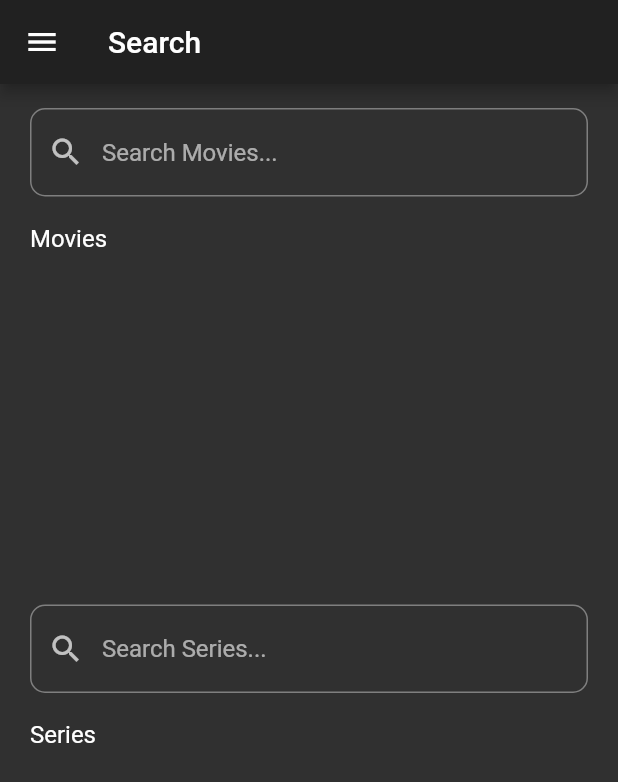
After one commit to it-one-mm/flutter_movie_client_app_online, a Flutter app: the SearchScreen screen opened by its route, on a phone screen of 412 x 824 dp. The commit adds this screen. Shown: the top 782 px of the screen. Run offline on Flutter 3.47's test engine with Material 2 defaults, Android fonts, the phone set to English and light mode, and no system bars; our stand-ins replace cloud_firestore, firebase_core, get_it; accounts and stored records are empty; statements that could not run were skipped.

Commit message:
building search screen

```diff
--- a/lib/config/my_router.dart
+++ b/lib/config/my_router.dart
@@ -1,6 +1,7 @@
 import 'package:flutter/material.dart';
-import 'package:movie_client_app/models/genre.dart';
-import 'package:movie_client_app/screens/genre_screen.dart';
+import '../models/genre.dart';
+import '../screens/genre_screen.dart';
+import '../screens/search_screen.dart';
 import '../screens/home_screen.dart';
 import '../screens/movies_screen.dart';
 import '../screens/series_screen.dart';
@@ -12,6 +13,7 @@ class MyRouter {
   static const String MOVIES_SCREEN = 'movies_screen';
   static const String SERIES_SCREEN = 'series_screen';
   static const String GENRE_SCREEN = 'genre_screen';
+  static const String SEARCH_SCREEN = 'search_screen';
 
   static RouteSettings _settings;
 
@@ -33,6 +35,8 @@ class MyRouter {
         return _buildRoute(MoviesScreen());
       case SERIES_SCREEN:
         return _buildRoute(SeriesScreen());
+      case SEARCH_SCREEN:
+        return _buildRoute(SearchScreen());
       case GENRE_SCREEN:
         final Genre genre = _settings?.arguments;
         return _buildRoute(GenreScreen(genre: genre));
--- a/lib/screens/home_screen.dart
+++ b/lib/screens/home_screen.dart
@@ -1,6 +1,6 @@
 import 'package:flutter/material.dart';
-import 'package:movie_client_app/config/my_router.dart';
 import 'package:provider/provider.dart';
+import '../config/my_router.dart';
 import '../widgets/my_card.dart';
 import '../widgets/title_tile.dart';
 import '../widgets/my_drawer.dart';
@@ -24,7 +24,9 @@ class HomeScreen extends StatelessWidget {
             ),
             SliverToBoxAdapter(
               child: TitleTile(
-                onPressed: () {},
+                onPressed: () {
+                  Navigator.pushNamed(context, MyRouter.MOVIES_SCREEN);
+                },
                 title: 'Latest Movies',
               ),
             ),
@@ -54,7 +56,9 @@ class HomeScreen extends StatelessWidget {
             ),
             SliverToBoxAdapter(
               child: TitleTile(
-                onPressed: () {},
+                onPressed: () {
+                  Navigator.pushNamed(context, MyRouter.SERIES_SCREEN);
+                },
                 title: 'Latest Series',
               ),
             ),
--- /dev/null
+++ b/lib/screens/search_screen.dart
@@ -0,0 +1,286 @@
+import 'package:flutter/material.dart';
+import 'package:provider/provider.dart';
+import '../widgets/my_image_card.dart';
+import '../models/movie.dart';
+import '../models/series.dart';
+import '../utils/constants.dart';
+import '../widgets/my_drawer.dart';
+
+class SearchScreen extends StatefulWidget {
+  @override
+  _SearchScreenState createState() => _SearchScreenState();
+}
+
+class _SearchScreenState extends State<SearchScreen> {
+  static const double _topSearchBarPadding = 16.0;
+
+  final _movieSearchController = TextEditingController();
+  final _seriesSearchController = TextEditingController();
+
+  List<Movie> _filteredMoviesList = [];
+  bool _movieNotFound = false;
+  List<Series> _filteredSeriesList = [];
+  bool _seriesNotFound = false;
+
+  @override
+  void initState() {
+    super.initState();
+
+    _init();
+  }
+
+  void _init() {
+    final fsMoviesList = context.read<List<Movie>>();
+    _filteredMoviesList = [...fsMoviesList];
+
+    final fsSeriesList = context.read<List<Series>>();
+    _filteredSeriesList = [...fsSeriesList];
+  }
+
+  @override
+  void dispose() {
+    _movieSearchController.dispose();
+    _seriesSearchController.dispose();
+
+    super.dispose();
+  }
+
+  InputDecoration _buildSearchInputDecoration() {
+    return InputDecoration(
+      hintText: 'Search...',
+      border: OutlineInputBorder(
+        borderRadius: BorderRadius.all(Radius.circular(10.0)),
+      ),
+      prefixIcon: Icon(Icons.search),
+    );
+  }
+
+  Container _buildHorizontalListView(
+      {int itemCount, @required IndexedWidgetBuilder itemBuilder}) {
+    assert(itemCount == null || itemCount >= 0);
+    assert(itemBuilder != null);
+
+    return Container(
+      constraints: BoxConstraints(
+        minHeight: 180.0,
+        maxHeight: 200.0,
+      ),
+      child: ListView.builder(
+        scrollDirection: Axis.horizontal,
+        itemCount: itemCount,
+        itemBuilder: itemBuilder,
+      ),
+    );
+  }
+
+  Container _buildListItem({
+    @required int index,
+    @required int length,
+    @required String imageUrl,
+    @required String title,
+    Function onTap,
+  }) {
+    assert(index != null);
+    assert(length != null);
+    assert(imageUrl != null);
+    assert(title != null);
+
+    return Container(
+      margin: EdgeInsets.only(
+        left: index == 0 ? kLeftScreenSpace : kCardSpacing,
+        right: length - 1 == index ? kLeftScreenSpace : 0,
+      ),
+      width: kCardWidth,
+      child: Column(
+        mainAxisSize: MainAxisSize.min,
+        crossAxisAlignment: CrossAxisAlignment.start,
+        children: [
+          GestureDetector(
+            onTap: onTap,
+            child: Container(
+              height: kCardHeight,
+              child: MyImageCard(
+                imageUrl: imageUrl,
+              ),
+            ),
+          ),
+          SizedBox(
+            height: 5,
+          ),
+          Container(
+            padding: const EdgeInsets.only(left: 2.0),
+            child: Text(
+              title,
+              overflow: TextOverflow.ellipsis,
+              maxLines: 2,
+            ),
+          ),
+        ],
+      ),
+    );
+  }
+
+  @override
+  Widget build(BuildContext context) {
+    return Scaffold(
+      appBar: AppBar(
+        title: Text('Search'),
+      ),
+      drawer: MyDrawer(),
+      body: SafeArea(
+        child: SingleChildScrollView(
+          padding: EdgeInsets.only(bottom: kBottomScreenSpace),
+          child: Column(
+            children: [
+              Padding(
+                padding: const EdgeInsets.only(
+                  top: _topSearchBarPadding,
+                  left: kLeftScreenSpace,
+                  right: kLeftScreenSpace,
+                ),
+                child: TextFormField(
+                  controller: _movieSearchController,
+                  autocorrect: false,
+                  textCapitalization: TextCapitalization.none,
+                  decoration: _buildSearchInputDecoration().copyWith(
+                    hintText: 'Search Movies...',
+                    suffixIcon: _movieSearchController.text.trim().isEmpty
+                        ? null
+                        : GestureDetector(
+                            onTap: () {
+                              _movieSearchController.text = '';
+
+                              final fsMoviesList = context.read<List<Movie>>();
+                              _filteredMoviesList = [...fsMoviesList];
+                              _movieNotFound = false;
+
+                              setState(() {});
+                            },
+                            child: Icon(Icons.clear),
+                          ),
+                  ),
+                  onChanged: (val) {
+                    final fsMoviesList = context.read<List<Movie>>();
+
+                    if (val.trim().isNotEmpty) {
+                      _filteredMoviesList = [...fsMoviesList]
+                          .where((movie) => movie.title
+                              .toLowerCase()
+                              .startsWith(val.trim().toLowerCase()))
+                          .toList();
+
+                      if (_filteredMoviesList.length == 0)
+                        _movieNotFound = true;
+                      else
+                        _movieNotFound = false;
+                    } else {
+                      _filteredMoviesList = [...fsMoviesList];
+                      _movieNotFound = false;
+                    }
+
+                    setState(() {});
+                  },
+                ),
+              ),
+              ListTile(
+                contentPadding: EdgeInsets.only(left: kLeftScreenSpace),
+                title: Text('Movies'),
+              ),
+              if (_movieNotFound)
+                Center(
+                  child: Text('Movie Not Found'),
+                ),
+              if (!_movieNotFound)
+                _buildHorizontalListView(
+                  itemCount: _filteredMoviesList.length,
+                  itemBuilder: (context, index) {
+                    final movie = _filteredMoviesList[index];
+
+                    return _buildListItem(
+                      index: index,
+                      length: _filteredMoviesList.length,
+                      imageUrl: movie.imageUrl,
+                      title: movie.title,
+                      onTap: () {},
+                    );
+                  },
+                ),
+              Padding(
+                padding: const EdgeInsets.only(
+                  top: _topSearchBarPadding,
+                  left: kLeftScreenSpace,
+                  right: kLeftScreenSpace,
+                ),
+                child: TextFormField(
+                  controller: _seriesSearchController,
+                  autocorrect: false,
+                  textCapitalization: TextCapitalization.none,
+                  decoration: _buildSearchInputDecoration().copyWith(
+                    hintText: 'Search Series...',
+                    suffixIcon: _seriesSearchController.text.trim().isEmpty
+                        ? null
+                        : GestureDetector(
+                            onTap: () {
+                              _seriesSearchController.text = '';
+
+                              final fsSeriesList = context.read<List<Series>>();
+                              _filteredSeriesList = [...fsSeriesList];
+                              _seriesNotFound = false;
+
+                              setState(() {});
+                            },
+                            child: Icon(Icons.clear),
+                          ),
+                  ),
+                  onChanged: (val) {
+                    final fsSeriesList = context.read<List<Series>>();
+
+                    if (val.trim().isNotEmpty) {
+                      _filteredSeriesList = [...fsSeriesList]
+                          .where((series) => series.title
+                              .toLowerCase()
+                              .startsWith(val.trim().toLowerCase()))
+                          .toList();
+
+                      if (_filteredSeriesList.length == 0)
+                        _seriesNotFound = true;
+                      else
+                        _seriesNotFound = false;
+                    } else {
+                      _filteredSeriesList = [...fsSeriesList];
+                      _seriesNotFound = false;
+                    }
+
+                    setState(() {});
+                  },
+                ),
+              ),
+              ListTile(
+                contentPadding: EdgeInsets.only(left: kLeftScreenSpace),
+                title: Text('Series'),
+              ),
+              if (_seriesNotFound)
+                Center(
+                  child: Text('Series Not Found'),
+                ),
+              if (!_seriesNotFound)
+                _buildHorizontalListView(
+                  itemCount: _filteredSeriesList.length,
+                  itemBuilder: (context, index) {
+                    final series = _filteredSeriesList[index];
+
+                    return _buildListItem(
+                      index: index,
+                      length: _filteredSeriesList.length,
+                      imageUrl: series.imageUrl,
+                      title: series.title,
+                    );
+                  },
+                ),
+            ],
+          ),
+        ),
+      ),
+    );
+  }
+}
--- a/lib/widgets/my_drawer.dart
+++ b/lib/widgets/my_drawer.dart
@@ -84,6 +84,12 @@ class _MyDrawerState extends State<MyDrawer> {
                   title: 'Series',
                   routeName: MyRouter.SERIES_SCREEN,
                 ),
+                _buildDrawerItem(
+                  context,
+                  icon: Icons.search,
+                  title: 'Search',
+                  routeName: MyRouter.SEARCH_SCREEN,
+                ),
                 Consumer<List<Genre>>(
                   builder: (context, genresList, _) {
                     // copy genre List
```
